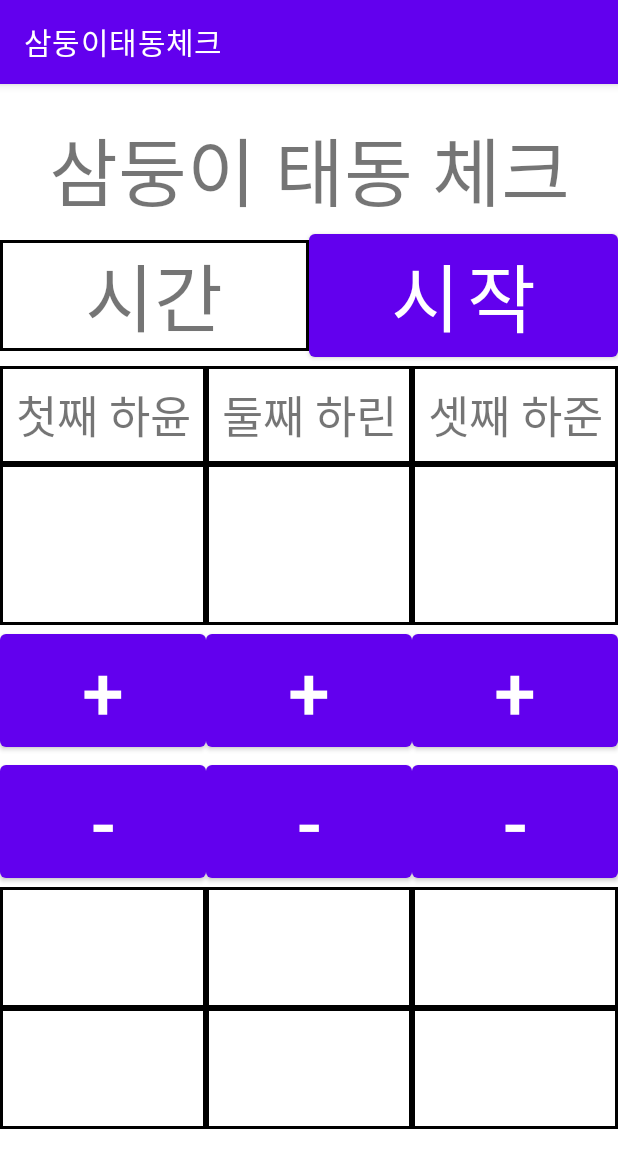
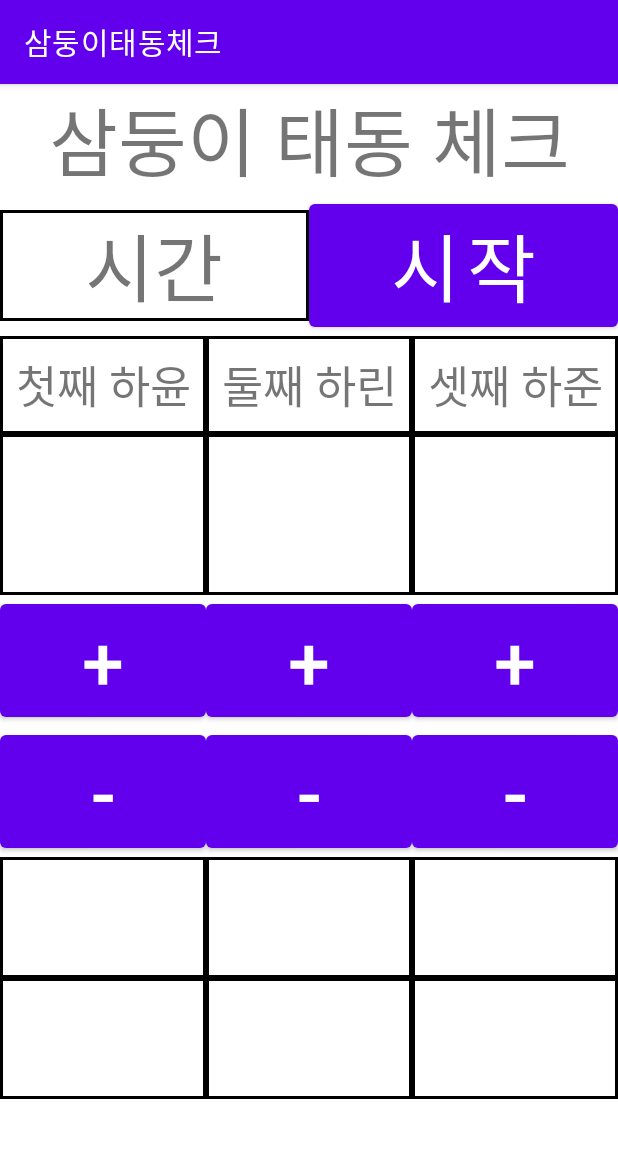
Before and after one commit to whsMCU/tripletschecker, an Android app: the screen it shows after launch (MainActivity), on a phone screen of 412 x 824 dp. Shown: the top 1168 px of the screen. Run offline under Robolectric (Android 15) with nearby library versions, the phone set to English and light mode, and no system bars.

Commit message:
제목줄 패딩 삭제

```diff
--- a/app/src/main/res/layout/activity_main.xml
+++ b/app/src/main/res/layout/activity_main.xml
@@ -13,7 +13,6 @@
         android:layout_height="wrap_content"
         android:foregroundGravity="center"
         android:gravity="center_horizontal"
-        android:paddingTop="20dp"
         android:text="삼둥이 태동 체크"
         android:textSize="50dp"
         app:layout_constraintEnd_toEndOf="parent"
```
